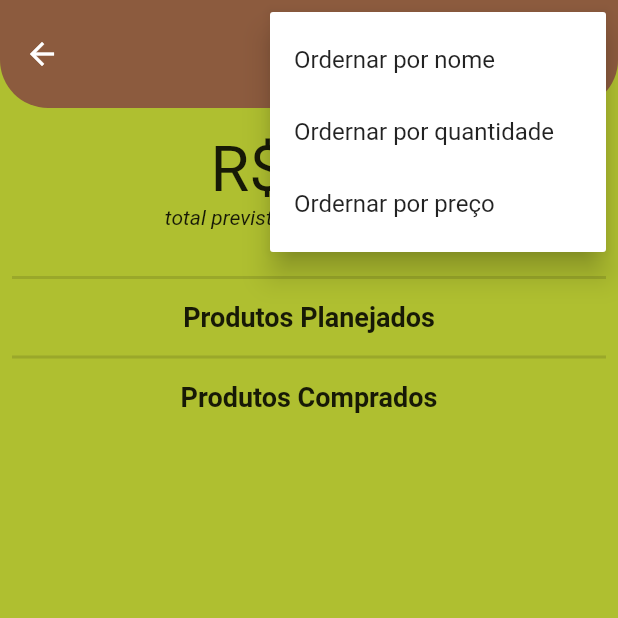
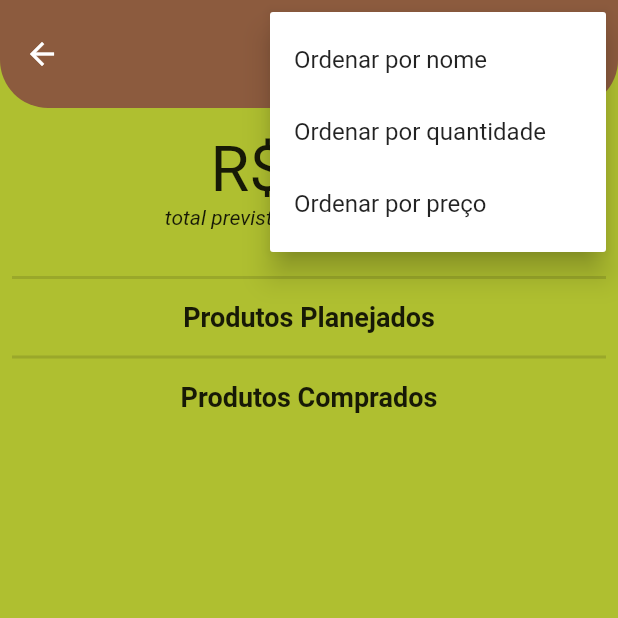
Before and after one commit to danielrgb23/listins, a Flutter app: the ProdutoScreen screen opened directly with empty values, after a tap on the "more vert" icon, on a phone screen of 412 x 824 dp, the top half of it. Run offline on Flutter 3.47's test engine with Material 2 defaults, Android fonts, the phone set to English and light mode, and no system bars; our stand-ins replace cloud_firestore, firebase_core; accounts and stored records are empty.

Commit message:
feat: refactor aplication

```diff
--- a/lib/firestore_produtos/presentation/produto_screen.dart
+++ b/lib/firestore_produtos/presentation/produto_screen.dart
@@ -3,6 +3,7 @@ import 'dart:async';
 import 'package:cloud_firestore/cloud_firestore.dart';
 import 'package:flutter/material.dart';
 import 'package:listin/firestore_produtos/helpers/enum_order.dart';
+import 'package:listin/firestore_produtos/services/produto_service.dart';
 import 'package:uuid/uuid.dart';
 import '../../firestore/models/listin.dart';
 import '../model/produto.dart';
@@ -20,7 +21,7 @@ class _ProdutoScreenState extends State<ProdutoScreen> {
   List<Produto> listaProdutosPlanejados = [];
   List<Produto> listaProdutosPegos = [];
 
-  FirebaseFirestore firestore = FirebaseFirestore.instance;
+  ProdutoService produtoService = ProdutoService();
 
   OrdemProduto ordem = OrdemProduto.name;
   bool isDecrescente = false;
@@ -49,13 +50,16 @@ class _ProdutoScreenState extends State<ProdutoScreen> {
             itemBuilder: (context) {
               return [
                 const PopupMenuItem(
-                    value: OrdemProduto.name, child: Text('Ordernar por nome')),
+                  value: OrdemProduto.name,
+                  child: Text("Ordenar por nome"),
+                ),
                 const PopupMenuItem(
-                    value: OrdemProduto.amount,
-                    child: Text('Ordernar por quantidade')),
+                  value: OrdemProduto.amount,
+                  child: Text("Ordenar por quantidade"),
+                ),
                 const PopupMenuItem(
                   value: OrdemProduto.price,
-                  child: Text('Ordernar por preço'),
+                  child: Text("Ordenar por preço"),
                 ),
               ];
             },
@@ -67,8 +71,8 @@ class _ProdutoScreenState extends State<ProdutoScreen> {
                   ordem = value;
                   isDecrescente = false;
                 }
-                refresh();
               });
+              refresh();
             },
           )
         ],
@@ -116,10 +120,11 @@ class _ProdutoScreenState extends State<ProdutoScreen> {
               children: List.generate(listaProdutosPlanejados.length, (index) {
                 Produto produto = listaProdutosPlanejados[index];
                 return ListTileProduto(
+                  listinId: widget.listin.id,
                   produto: produto,
                   isComprado: false,
                   showModal: showFormModal,
-                  iconClick: alternarComprado,
+                  iconClick: produtoService.alternarComprado,
                   trailClick: removerProduto,
                 );
               }),
@@ -140,10 +145,11 @@ class _ProdutoScreenState extends State<ProdutoScreen> {
               children: List.generate(listaProdutosPegos.length, (index) {
                 Produto produto = listaProdutosPegos[index];
                 return ListTileProduto(
+                  listinId: widget.listin.id,
                   produto: produto,
                   isComprado: true,
                   showModal: showFormModal,
-                  iconClick: alternarComprado,
+                  iconClick: produtoService.alternarComprado,
                   trailClick: removerProduto,
                 );
               }),
@@ -277,12 +283,10 @@ class _ProdutoScreenState extends State<ProdutoScreen> {
                       }
 
                       // Salvar no Firestore
-                      firestore
-                          .collection('listins')
-                          .doc(widget.listin.id)
-                          .collection("produtos")
-                          .doc(produto.id)
-                          .set(produto.toMap());
+                      produtoService.adicionarProduto(
+                        listinId: widget.listin.id,
+                        produto: produto,
+                      );
 
                       // Fechar o Modal
                       Navigator.pop(context);
@@ -299,22 +303,17 @@ class _ProdutoScreenState extends State<ProdutoScreen> {
   }
 
   refresh({QuerySnapshot<Map<String, dynamic>>? snapshot}) async {
-    List<Produto> temp = [];
+    List<Produto> produtosResgatados = await produtoService.lerProdutos(
+        isDecrescente: isDecrescente,
+        listinId: widget.listin.id,
+        ordem: ordem,
+        snapshot: snapshot);
 
-    snapshot ??= await firestore
-        .collection('listins')
-        .doc(widget.listin.id)
-        .collection('produtos')
-        // .where('isComprado', isEqualTo: isComprado)
-        .orderBy(ordem.name, descending: isDecrescente)
-        .get();
-
-    for (var doc in snapshot.docs) {
-      Produto produto = Produto.fromMap(doc.data());
-      temp.add(produto);
+    if (snapshot != null) {
+      verificarAlteracao(snapshot);
     }
 
-    filtrarProdutos(temp);
+    filtrarProdutos(produtosResgatados);
   }
 
   filtrarProdutos(List<Produto> listaProdutos) {
@@ -335,49 +334,59 @@ class _ProdutoScreenState extends State<ProdutoScreen> {
     });
   }
 
-  alternarComprado(Produto produto) async {
-    produto.isComprado = !produto.isComprado;
-
-    await firestore
-        .collection('listins')
-        .doc(widget.listin.id)
-        .collection('produtos')
-        .doc(produto.id)
-        .update({"isComprado": produto.isComprado});
-  }
-
   setupListeners() {
-    listener = firestore
-        .collection('listins')
-        .doc(widget.listin.id)
-        .collection('produtos')
-        .orderBy(ordem.name, descending: isDecrescente)
-        .snapshots()
-        .listen(
-      (snapshot) {
-        refresh(snapshot: snapshot);
-      },
-    );
+    listener = produtoService.conectarStream(
+        onChange: refresh,
+        listinId: widget.listin.id,
+        ordem: ordem,
+        isDecrescente: isDecrescente);
   }
 
   removerProduto(Produto produto) async {
-    await firestore
-        .collection('listins')
-        .doc(widget.listin.id)
-        .collection('produtos')
-        .doc(produto.id)
-        .delete();
+    await produtoService.removerProduto(
+      produto: produto,
+      listinId: widget.listin.id,
+    );
   }
 
   double calcularPrecoPegos() {
     double total = 0;
-
     for (Produto produto in listaProdutosPegos) {
       if (produto.amount != null && produto.price != null) {
         total += (produto.amount! * produto.price!);
       }
     }
-
     return total;
   }
+
+  verificarAlteracao(QuerySnapshot<Map<String, dynamic>> snapshot) {
+    if (snapshot.docChanges.length == 1) {
+      for (DocumentChange docChange in snapshot.docChanges) {
+        String tipo = "";
+        Color cor = Colors.black;
+        switch (docChange.type) {
+          case DocumentChangeType.added:
+            tipo = "Novo Produto";
+            cor = Colors.green;
+            break;
+          case DocumentChangeType.modified:
+            tipo = "Produto alterado";
+            cor = Colors.orange;
+            break;
+          case DocumentChangeType.removed:
+            tipo = "Produto removido";
+            cor = Colors.red;
+            break;
+        }
+        ScaffoldMessenger.of(context).showSnackBar(
+          SnackBar(
+            backgroundColor: cor,
+            content: Text(
+              "$tipo: ${Produto.fromMap(docChange.doc.data() as Map<String, dynamic>).name}",
+            ),
+          ),
+        );
+      }
+    }
+  }
 }
--- /dev/null
+++ b/lib/firestore_produtos/services/produto_service.dart
@@ -0,0 +1,83 @@
+import 'dart:async';
+
+import 'package:cloud_firestore/cloud_firestore.dart';
+import 'package:firebase_core/firebase_core.dart';
+import 'package:listin/firestore_produtos/helpers/enum_order.dart';
+
+import '../model/produto.dart';
+
+class ProdutoService {
+  FirebaseFirestore firestore = FirebaseFirestore.instance;
+
+  adicionarProduto({required String listinId, required Produto produto}) {
+    firestore
+        .collection("listins")
+        .doc(listinId)
+        .collection("produtos")
+        .doc(produto.id)
+        .set(produto.toMap());
+  }
+
+  Future<List<Produto>> lerProdutos(
+      {required String listinId,
+      required OrdemProduto ordem,
+      required bool isDecrescente,
+      QuerySnapshot<Map<String, dynamic>>? snapshot}) async {
+    List<Produto> temp = [];
+
+    snapshot ??= await firestore
+        .collection("listins")
+        .doc(listinId)
+        .collection("produtos")
+        // .where("isComprado", isEqualTo: isComprado)
+        .orderBy(ordem.name, descending: isDecrescente)
+        .get();
+
+    for (var doc in snapshot.docs) {
+      Produto produto = Produto.fromMap(doc.data());
+      temp.add(produto);
+    }
+
+    return temp;
+  }
+
+  alternarComprado({required Produto produto, required String listinId}) async {
+    produto.isComprado = !produto.isComprado;
+
+    await firestore
+        .collection("listins")
+        .doc(listinId)
+        .collection("produtos")
+        .doc(produto.id)
+        .update({"isComprado": produto.isComprado});
+  }
+
+  StreamSubscription<QuerySnapshot<Map<String, dynamic>>> conectarStream({
+    required Function onChange,
+    required String listinId,
+    required OrdemProduto ordem,
+    required bool isDecrescente,
+  }) {
+    return firestore
+        .collection("listins")
+        .doc(listinId)
+        .collection("produtos")
+        .orderBy(ordem.name, descending: isDecrescente)
+        .snapshots()
+        .listen(
+      (snapshot) {
+        onChange(snapshot: snapshot);
+      },
+    );
+  }
+
+  Future<void> removerProduto(
+      {required Produto produto, required String listinId}) async {
+    return await firestore
+        .collection("listins")
+        .doc(listinId)
+        .collection("produtos")
+        .doc(produto.id)
+        .delete();
+  }
+}
```
Also changed, not shown: lib/firestore/presentation/home_screen.dart (+24 -40 lines), lib/firestore/services/listin_services.dart (added, +27 -0 lines), lib/firestore_produtos/presentation/widgets/list_tile_produto.dart (+6 -3 lines), lib/firestore/models/listin.dart (line endings or trailing spaces), lib/firestore_produtos/model/produto.dart (line endings or trailing spaces).
